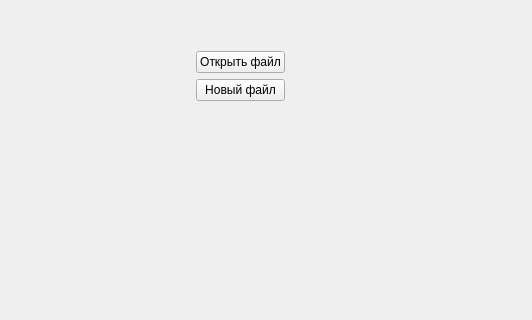
Above: mainui.ui from SedAndrew/Editor-XML-document before the change; both pictures show x 126 to 658 and y 0 to 320 of the 658 by 490 pixel window. Below: the same form after it.
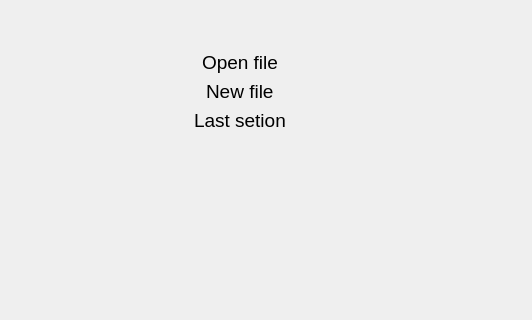
That is the form after the change. Custom widgets are drawn as their Qt base class.

Commit message: Lable link for open, new file and last session

Diff of the .ui file:
```diff
--- a/mainui.ui
+++ b/mainui.ui
@@ -70,17 +70,39 @@
               </property>
              </spacer>
             </item>
-            <item>
-             <widget class="QPushButton" name="m_pBOpenFile">
+            <item alignment="Qt::AlignHCenter">
+             <widget class="LableClicked" name="m_lOpenFile">
+              <property name="font">
+               <font>
+                <pointsize>14</pointsize>
+               </font>
+              </property>
               <property name="text">
-               <string>Открыть файл</string>
+               <string>Open file</string>
               </property>
              </widget>
             </item>
-            <item>
-             <widget class="QPushButton" name="m_pBNewFile">
+            <item alignment="Qt::AlignHCenter">
+             <widget class="LableClicked" name="m_lNewFile">
+              <property name="font">
+               <font>
+                <pointsize>14</pointsize>
+               </font>
+              </property>
               <property name="text">
-               <string>Новый файл</string>
+               <string>New file</string>
+              </property>
+             </widget>
+            </item>
+            <item alignment="Qt::AlignHCenter">
+             <widget class="LableClicked" name="m_lLastSetion">
+              <property name="font">
+               <font>
+                <pointsize>14</pointsize>
+               </font>
+              </property>
+              <property name="text">
+               <string>Last setion</string>
               </property>
              </widget>
             </item>
@@ -193,6 +215,13 @@
   </action>
  </widget>
  <layoutdefault spacing="6" margin="11"/>
+ <customwidgets>
+  <customwidget>
+   <class>LableClicked</class>
+   <extends>QLabel</extends>
+   <header>widgets/lableclicked.h</header>
+  </customwidget>
+ </customwidgets>
  <resources/>
  <connections/>
 </ui>
```
The commit also changes 3 other files.
